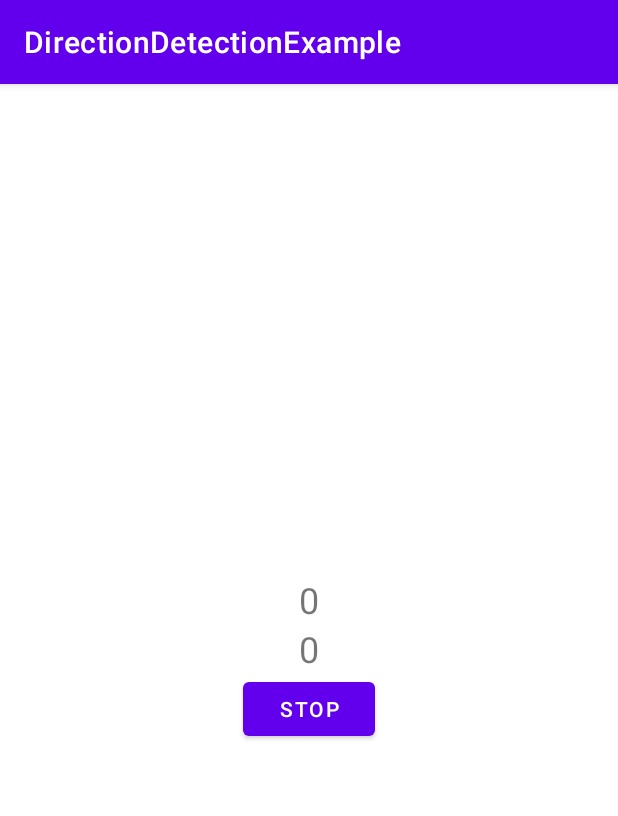
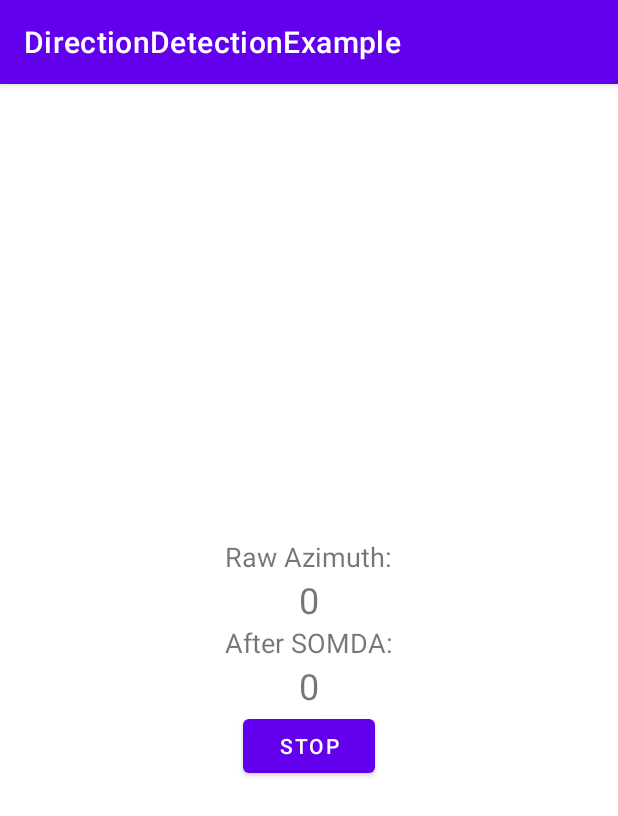
Before and after one commit to dominikjuergens/DirectionDetection-library, an Android app: the screen it shows after launch (MainActivity), on a phone screen of 412 x 824 dp. Shown: the top 816 px of the screen. Run offline under Robolectric (Android 15) with nearby library versions, the phone set to English and light mode, and no system bars.

Commit message:
- fixed modulo bug

```diff
--- a/DirectionDetectionLibrary/src/main/java/dominikjuergens/example/directiondetectionlibrary/Somda.kt
+++ b/DirectionDetectionLibrary/src/main/java/dominikjuergens/example/directiondetectionlibrary/Somda.kt
@@ -76,7 +76,7 @@ class Somda(private val context: Context) {
     private fun refreshSensorValues(event: SensorEvent) {
         if (event.sensor.type == Sensor.TYPE_ROTATION_VECTOR) { //get euler angles
             val eulerAngles = DirectionSensors.getEulerAngles(event)
-            azimuth = eulerAngles.azimuth
+            azimuth = calculateAngle(eulerAngles.azimuth)
             pitch = eulerAngles.pitch
             roll = eulerAngles.roll
         } else if (event.sensor.type == Sensor.TYPE_LINEAR_ACCELERATION) { //get linear z-Axis Acceleration
@@ -100,7 +100,7 @@ class Somda(private val context: Context) {
      * after the addition of two angles
      */
     private fun calculateAngle(angle: Float): Float {
-        return angle % 360
+        return angle.mod(360F)
     }
 
     /**
--- a/app/src/main/java/dominikjuergens/example/directiondetectionexample/MainActivity.kt
+++ b/app/src/main/java/dominikjuergens/example/directiondetectionexample/MainActivity.kt
@@ -34,7 +34,7 @@ class MainActivity : AppCompatActivity(), Somda.SomdaListener {
     }
 
     override fun onSomdaChanged(degree: Float) {
-        rawAzimuth.text = s.azimuth.toString()
+        rawAzimuth.text = s.azimuth.mod(360F).toString()
         somdaAzimuth.text = degree.toString()
     }
 }
--- a/app/src/main/res/layout/activity_main.xml
+++ b/app/src/main/res/layout/activity_main.xml
@@ -9,11 +9,23 @@
     tools:context=".MainActivity">
 
     <TextView
+        android:layout_width="wrap_content"
+        android:layout_height="wrap_content"
+        android:text="Raw Azimuth:"
+        android:textSize="18sp"/>
+
+    <TextView
         android:id="@+id/rawAzimuth"
         android:layout_width="wrap_content"
         android:layout_height="wrap_content"
         android:text="0"
         android:textSize="24sp"/>
+
+    <TextView
+        android:layout_width="wrap_content"
+        android:layout_height="wrap_content"
+        android:text="After SOMDA:"
+        android:textSize="18sp"/>
 
     <TextView
         android:id="@+id/somdaAzimuth"
```
